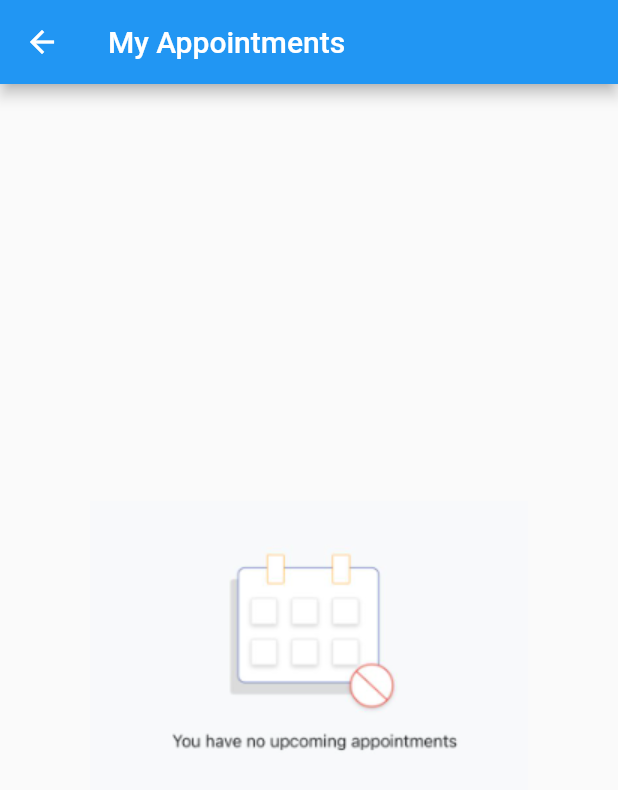
After one commit to Nouman-Tasif/e-willness, a Flutter app: the PatientAppointmentScreen screen opened directly, on a phone screen of 412 x 824 dp. The commit adds this screen. Shown: the top 790 px of the screen. Run offline on Flutter 3.47's test engine with Material 2 defaults, Android fonts, the phone set to English and light mode, and no system bars; our stand-ins replace cloud_firestore, firebase_auth, firebase_core, firebase_messaging, firebase_storage, flutter_local_notifications and 7 more; missing offline and left inert: flutter_3d_choice_chip, pretty_gauge; accounts and stored records are empty; network calls fail.

Commit message:
code updated

```diff
--- a/lib/constants/constatsvalue.dart
+++ b/lib/constants/constatsvalue.dart
@@ -10,6 +10,7 @@ class DynamicSize{
     double height = MediaQuery.of(context).size.height;
     return height * percentage;
   }
+  static   String username = "";
   static double width(double percentage, BuildContext context) {
     double width = MediaQuery.of(context).size.width;
     return width * percentage;
--- a/lib/model/doctor_model.dart
+++ b/lib/model/doctor_model.dart
@@ -5,5 +5,13 @@ class Doctor {
    final String years;
    final String schedule;
    final String officeTime;
-  Doctor({required this.name, required this.specialty,required this.degree,required this.officeTime,required this.schedule,required this.years});
+
+   Doctor({
+      required this.name,
+      required this.specialty,
+      required this.degree,
+      required this.officeTime,
+      required this.schedule,
+      required this.years,
+   });
 }
--- a/lib/screen/doctor_profile.dart
+++ b/lib/screen/doctor_profile.dart
@@ -186,7 +186,7 @@ class _DoctorProfileState extends State<DoctorProfile> {
                             context,
                             MaterialPageRoute(
                               builder: (context) => AppointmentBookingScreen(
-                                  doctorId: widget.doctorId),
+                                  doctorId: widget.doctorId,doctorName:doctorData['fullName'] ),
                             ),
                           );
                         },
--- /dev/null
+++ b/lib/screen/patient_appointment_screen.dart
@@ -0,0 +1,61 @@
+import 'package:flutter/material.dart';
+import 'package:cloud_firestore/cloud_firestore.dart';
+import 'package:firebase_auth/firebase_auth.dart';
+
+class PatientAppointmentScreen extends StatelessWidget {
+  const PatientAppointmentScreen({super.key});
+
+  @override
+  Widget build(BuildContext context) {
+    final String? patientId = FirebaseAuth.instance.currentUser?.uid;
+
+    return Scaffold(
+      appBar: AppBar(
+        title: const Text('My Appointments'),
+      ),
+      body: StreamBuilder<QuerySnapshot>(
+        stream: FirebaseFirestore.instance
+            .collection('appointments')
+            .where('patientId', isEqualTo: patientId)
+            .snapshots(),
+        builder: (context, snapshot) {
+          if (snapshot.connectionState == ConnectionState.waiting) {
+            return const Center(child: CircularProgressIndicator());
+          }
+          if (!snapshot.hasData || snapshot.data!.docs.isEmpty) {
+            return  Center(child: Image.asset("assets/images/appointmentpicture.png"));
+          }
+
+          final appointments = snapshot.data!.docs;
+
+          return ListView.builder(
+            itemCount: appointments.length,
+            itemBuilder: (context, index) {
+              final appointment = appointments[index];
+              final appointmentDate = (appointment['appointmentDate'] as Timestamp).toDate();
+
+              return Card(
+                elevation: 4,
+                margin: const EdgeInsets.symmetric(horizontal: 10, vertical: 8),
+                child: ListTile(
+                  leading: const Icon(Icons.calendar_today, color: Colors.green),
+                  title: Text(
+                    'Doctor Name: ${appointment['doctorname']}',
+                    style: const TextStyle(fontWeight: FontWeight.bold),
+                  ),
+                  subtitle: Text(
+                    'Appointment Date: ${appointmentDate.toLocal().toString().split(' ')[0]}',
+                  ),
+                  trailing: Text(
+                    'Name: ${appointment['name']}',
+                    style: const TextStyle(color: Colors.black54),
+                  ),
+                ),
+              );
+            },
+          );
+        },
+      ),
+    );
+  }
+}
```
Also changed, not shown: lib/screen/bookAOppoinment.dart (+6 -2 lines), lib/screen/doctor_apppointmentscreen.dart (added, +60 -0 lines), lib/screen/doctor_listscreen.dart (+71 -59 lines), lib/screen/doctor_recomendation.dart (+23 -1 lines), lib/screen/home_screen.dart (+11 -9 lines), lib/widgets/disease_customwidgets.dart (+7 -2 lines), assets/images/appointmentpicture.png (added), 1 other file. Lines whose indentation alone changed are shown as unchanged.
